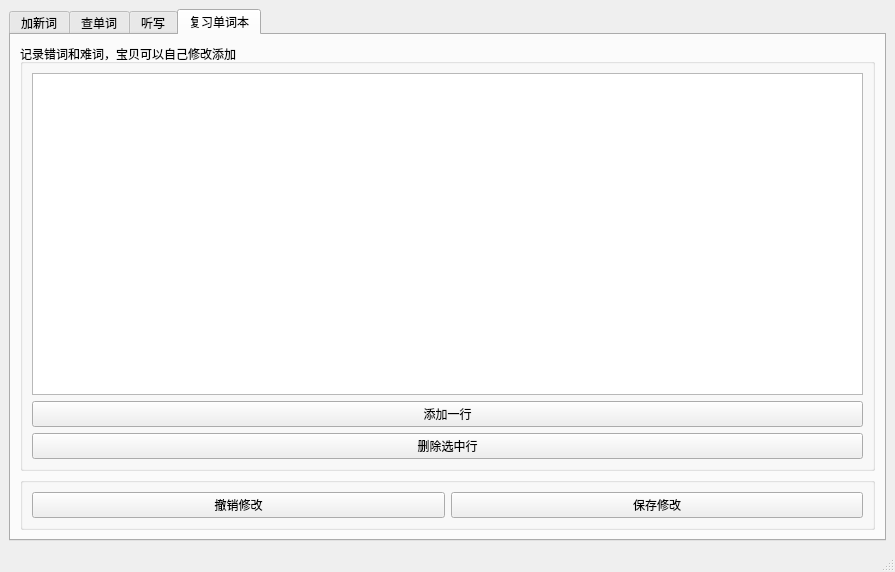
Above: guaWindow.ui from YiqinXiong/guaDictateTool before the change. Below: the same form after it.
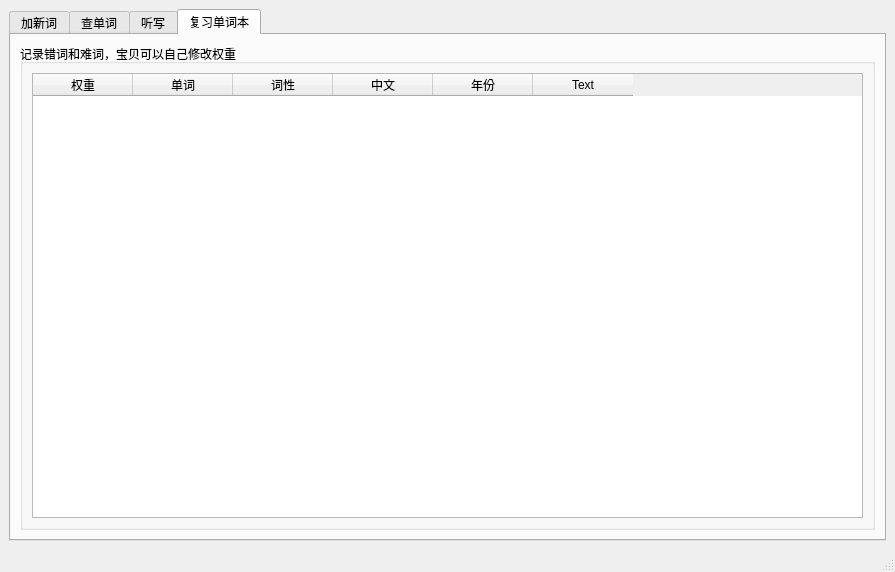
That is the form after the change. The open tabs and pages were chosen to show the change. Icons and pictures are not drawn.

Commit message: 1)修缮听写页面bug，完成复习单词本页面功能 2)准备打包

Diff of the .ui file:
```diff
--- a/guaWindow.ui
+++ b/guaWindow.ui
@@ -890,47 +890,41 @@
            </font>
           </property>
           <property name="title">
-           <string>记录错词和难词，宝贝可以自己修改添加</string>
+           <string>记录错词和难词，宝贝可以自己修改权重</string>
           </property>
-          <layout class="QGridLayout" name="gridLayout_10">
-           <item row="1" column="0">
-            <widget class="QPushButton" name="pushButton_notebook_addLine">
-             <property name="text">
-              <string>添加一行</string>
-             </property>
-            </widget>
-           </item>
-           <item row="0" column="0">
-            <widget class="QTableWidget" name="tableWidget_notebook"/>
-           </item>
-           <item row="2" column="0">
-            <widget class="QPushButton" name="pushButton_notebook_delLine">
-             <property name="text">
-              <string>删除选中行</string>
-             </property>
-            </widget>
-           </item>
-          </layout>
-         </widget>
-        </item>
-        <item row="1" column="0">
-         <widget class="QGroupBox" name="groupBox_9">
-          <property name="title">
-           <string/>
-          </property>
-          <layout class="QHBoxLayout" name="horizontalLayout_2">
+          <layout class="QVBoxLayout" name="verticalLayout_5">
            <item>
-            <widget class="QPushButton" name="pushButton_notebook_rollback">
-             <property name="text">
-              <string>撤销修改</string>
-             </property>
-            </widget>
-           </item>
-           <item>
-            <widget class="QPushButton" name="pushButton_notebook_save">
-             <property name="text">
-              <string>保存修改</string>
-             </property>
+            <widget class="QTableWidget" name="tableWidget_notebook">
+             <column>
+              <property name="text">
+               <string>权重</string>
+              </property>
+             </column>
+             <column>
+              <property name="text">
+               <string>单词</string>
+              </property>
+             </column>
+             <column>
+              <property name="text">
+               <string>词性</string>
+              </property>
+             </column>
+             <column>
+              <property name="text">
+               <string>中文</string>
+              </property>
+             </column>
+             <column>
+              <property name="text">
+               <string>年份</string>
+              </property>
+             </column>
+             <column>
+              <property name="text">
+               <string>Text</string>
+              </property>
+             </column>
             </widget>
            </item>
           </layout>
```
Left out of the diff: 10 changed lines with no effect on the pictures. The commit also changes 5 other files.
